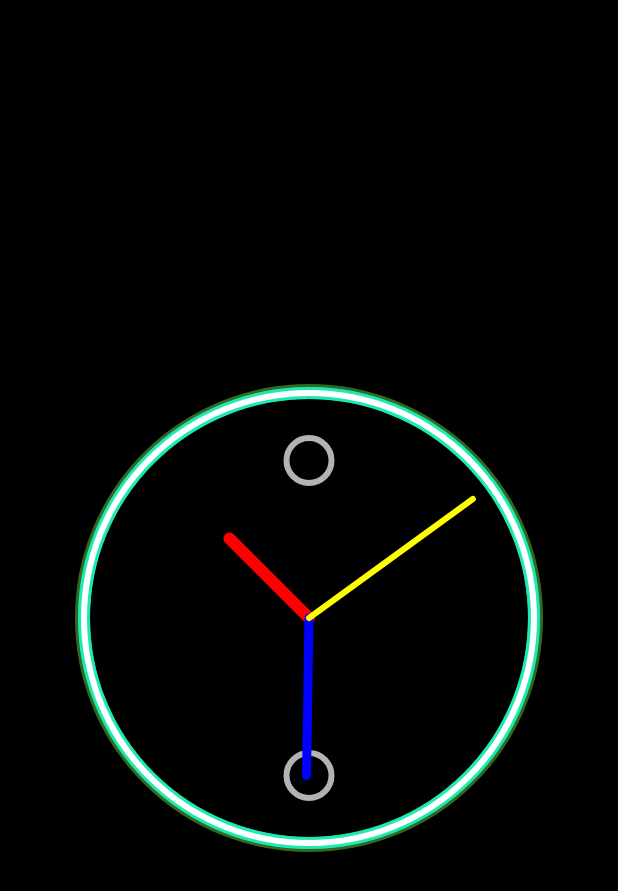
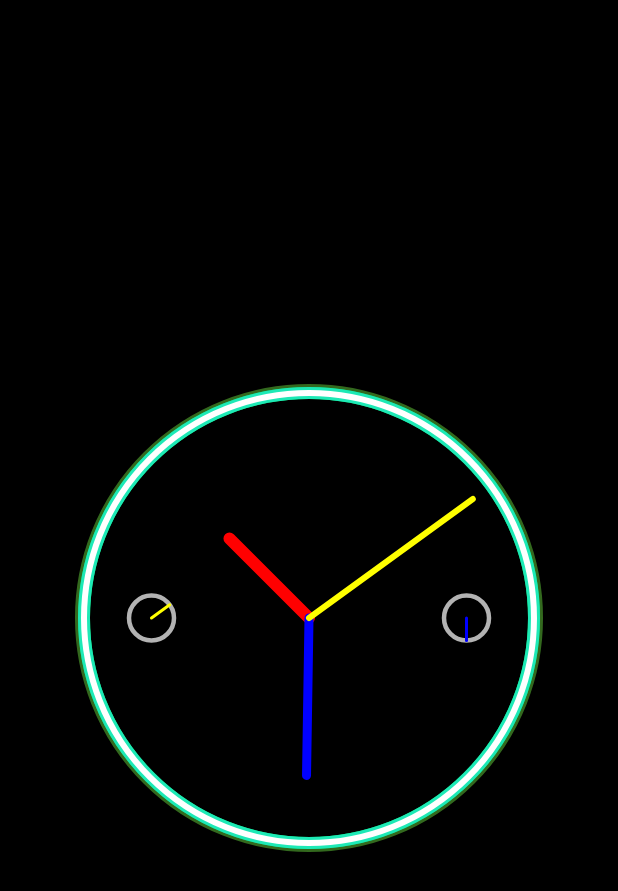
Before and after one commit to monotoshghosh/ElkDocs, an Android app built with Jetpack Compose: the screen it shows after launch (MainActivity), on a phone screen of 412 x 824 dp. Shown: the top 891 px of the screen. Run offline under Robolectric (Android 15) with nearby library versions, the phone set to English and light mode, and no system bars.

Commit message:
Small Clocks Added

```diff
--- a/app/src/main/java/com/monotoshghosh/elkdocs/MainActivity.kt
+++ b/app/src/main/java/com/monotoshghosh/elkdocs/MainActivity.kt
@@ -121,28 +121,20 @@ fun AnimatedAnalogClock() {
                 style = Stroke(width = 8.dp.toPx())
             )
 
-            // Draw top pulsating circle
+            // Draw left pulsating circle (previously top circle)
             drawCircle(
                 color = Color.White.copy(alpha = 0.7f),
                 radius = radius * 0.1f * topCirclePulse.value,
-                center = androidx.compose.ui.geometry.Offset(centerX, centerY - radius * 0.7f),
-                style = Stroke(width = 4.dp.toPx())
+                center = androidx.compose.ui.geometry.Offset(centerX - radius * 0.7f, centerY), // Change position to the left
+                style = Stroke(width = 3.dp.toPx())
             )
 
-            // Draw bottom pulsating circle
+            // Draw right pulsating circle (previously bottom circle)
             drawCircle(
                 color = Color.White.copy(alpha = 0.7f),
                 radius = radius * 0.1f * bottomCirclePulse.value,
-                center = androidx.compose.ui.geometry.Offset(centerX, centerY + radius * 0.7f),
-                style = Stroke(width = 4.dp.toPx())
-            )
-
-            // Draw clock circle
-            drawCircle(
-                color = Color.White,
-                radius = radius,
-                center = androidx.compose.ui.geometry.Offset(centerX, centerY),
-                style = Stroke(width = 4.dp.toPx())
+                center = androidx.compose.ui.geometry.Offset(centerX + radius * 0.7f, centerY), // Change position to the right
+                style = Stroke(width = 3.dp.toPx())
             )
 
             // Calculate angles for the clock hands
@@ -185,6 +177,42 @@ fun AnimatedAnalogClock() {
                 strokeWidth = 4.dp.toPx(),
                 cap = StrokeCap.Round
             )
+
+            // Draw clock circle
+            drawCircle(
+                color = Color.White,
+                radius = radius,
+                center = androidx.compose.ui.geometry.Offset(centerX, centerY),
+                style = Stroke(width = 4.dp.toPx())
+            )
+
+            // Draw separate needles in the small grey circles
+            val leftCircleAngle = (seconds % 60) * 6 * (PI / 180) // Top circle needle
+            val rightCircleAngle = (minutes % 60) * 6 * (PI / 180) // Bottom circle needle
+
+            // Draw needle in left pulsating circle (representing seconds)
+            drawLine(
+                color = Color.Yellow,
+                start = androidx.compose.ui.geometry.Offset(centerX - radius * 0.7f, centerY), // Change position to the left
+                end = androidx.compose.ui.geometry.Offset(
+                    centerX - radius * 0.7f + radius * 0.1f * cos(leftCircleAngle - PI / 2).toFloat(), // Adjust the needle position
+                    centerY + radius * 0.1f * sin(leftCircleAngle - PI / 2).toFloat() // Adjust the needle position
+                ),
+                strokeWidth = 2.dp.toPx(),
+                cap = StrokeCap.Round
+            )
+
+            // Draw needle in right pulsating circle (representing minutes)
+            drawLine(
+                color = Color.Blue,
+                start = androidx.compose.ui.geometry.Offset(centerX + radius * 0.7f, centerY), // Change position to the right
+                end = androidx.compose.ui.geometry.Offset(
+                    centerX + radius * 0.7f + radius * 0.1f * cos(rightCircleAngle - PI / 2).toFloat(), // Adjust the needle position
+                    centerY + radius * 0.1f * sin(rightCircleAngle - PI / 2).toFloat() // Adjust the needle position
+                ),
+                strokeWidth = 2.dp.toPx(),
+                cap = StrokeCap.Round
+            )
         }
     }
 }
```
